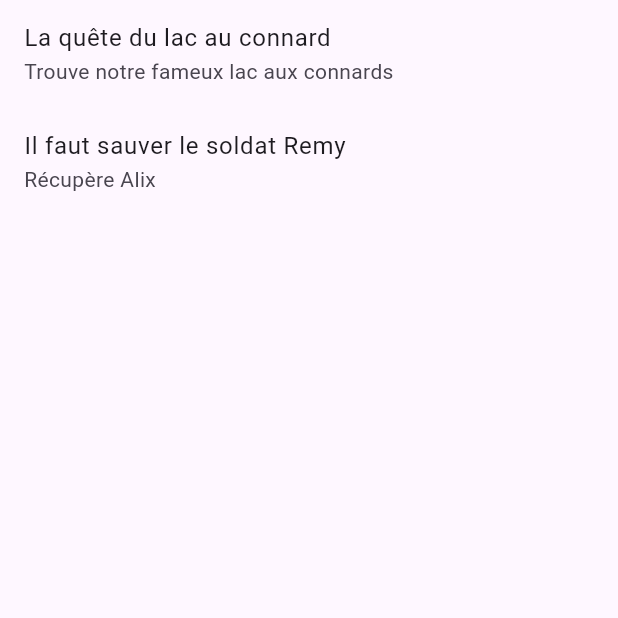
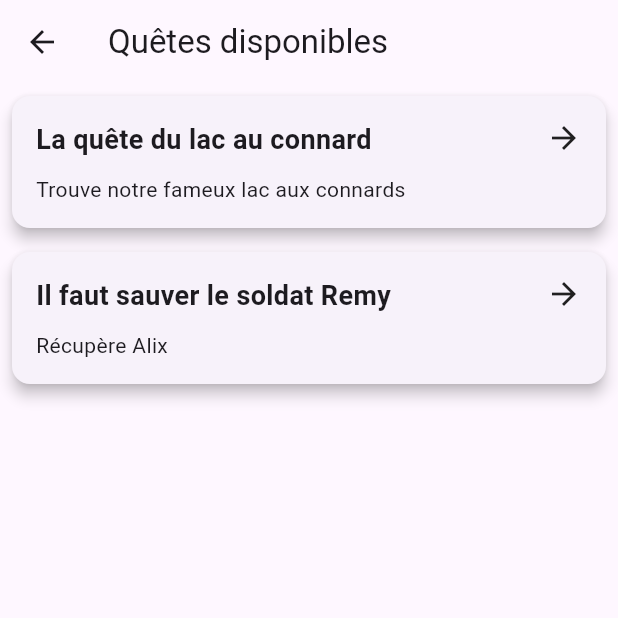
Before and after one commit to Natounet/Univ-Adventure, a Flutter app: the QuestPage screen opened directly, on a phone screen of 412 x 824 dp, the top half of it. Run offline on Flutter 3.47's test engine with Material 3 defaults, Android fonts, the light colour scheme and no system bars; our stand-ins replace flutter_map, geolocator, latlong2, permission_handler; missing offline and left inert: qrscan; project files that could hold a hidden picture were left out.

```diff
--- /dev/null
+++ b/frontend/univ_adventure/lib/components/quest_card.dart
@@ -0,0 +1,41 @@
+import 'package:flutter/material.dart';
+import '../models/quests.dart'; // Assurez-vous que le chemin d'accès au modèle est correct
+
+class QuestCard extends StatelessWidget {
+  final Quest quest;
+  final VoidCallback onTap;
+
+  QuestCard({required this.quest, required this.onTap});
+
+  @override
+  Widget build(BuildContext context) {
+    return Card(
+      elevation: 4.0,
+      margin: EdgeInsets.all(8.0),
+      child: InkWell(
+        onTap: onTap,
+        child: Container(
+          width: double.infinity,
+          padding: EdgeInsets.all(16.0),
+          child: Row(
+            crossAxisAlignment: CrossAxisAlignment.start,
+            children: [
+              Expanded(
+                flex: 1,
+                child: Column(
+                  crossAxisAlignment: CrossAxisAlignment.start,
+                  children: [
+                    Text(quest.title, style: TextStyle(fontSize: 18.0, fontWeight: FontWeight.bold)),
+                    SizedBox(height: 10),
+                    Text(quest.description, maxLines: 2, overflow: TextOverflow.ellipsis, style: TextStyle(fontSize: 14.0)),
+                  ],
+                ),
+              ),
+              Icon(Icons.arrow_forward, size: 24.0),
+            ],
+          ),
+        ),
+      ),
+    );
+  }
+}
--- a/frontend/univ_adventure/lib/models/quests.dart
+++ b/frontend/univ_adventure/lib/models/quests.dart
@@ -1,17 +1,18 @@
 import 'dart:convert';
-import 'package:flutter/services.dart' show rootBundle;
+
+import 'package:flutter/services.dart';
 
 class Quest {
   final String questId;
   final String title;
   final String description;
-  final Map<String, double> location;
+  final Location location;
   final bool isActive;
   final String qrCode;
   final String method;
   final dynamic startTime;
   final dynamic endTime;
-  final Map<String, dynamic> rewards;
+  final Rewards rewards;
 
   Quest({
     required this.questId,
@@ -31,19 +32,57 @@ class Quest {
       questId: json['questId'],
       title: json['title'],
       description: json['description'],
-      location: Map<String, double>.from(json['location']),
+      location: Location.fromJson(Map<String, dynamic>.from(json['location'])),
       isActive: json['isActive'],
       qrCode: json['qrCode'],
       method: json['method'],
       startTime: json['startTime'],
       endTime: json['endTime'],
-      rewards: Map<String, dynamic>.from(json['rewards']),
+      rewards: Rewards.fromJson(Map<String, dynamic>.from(json['rewards'])),
     );
   }
+
 }
 
 Future<List<Quest>> loadQuests() async {
   String jsonString = await rootBundle.loadString('assets/quests.json');
   List<dynamic> jsonResponse = jsonDecode(jsonString);
-  return jsonResponse.map((quest) => Quest.fromJson(quest)).toList();
+  return jsonResponse.map((quest) => Quest.fromJson(quest as Map<String, dynamic>)).toList();
 }
+
+class Location {
+  final String name;
+  final double latitude;
+  final double longitude;
+
+  Location({
+    required this.name,
+    required this.latitude,
+    required this.longitude,
+  });
+
+  factory Location.fromJson(Map<String, dynamic> json) {
+    return Location(
+      name: json['name'],
+      latitude: json['latitude'],
+      longitude: json['longitude'],
+    );
+  }
+}
+
+class Rewards {
+  final List<String> badges;
+  final int points;
+
+  Rewards({
+    required this.badges,
+    required this.points,
+  });
+
+  factory Rewards.fromJson(Map<String, dynamic> json) {
+    return Rewards(
+      badges: List<String>.from(json['badges']),
+      points: json['points'],
+    );
+  }
+}
--- a/frontend/univ_adventure/lib/views/pages/quest_page.dart
+++ b/frontend/univ_adventure/lib/views/pages/quest_page.dart
@@ -1,26 +1,37 @@
 import 'package:flutter/material.dart';
 import '../../models/quests.dart'; // Importez votre fichier de modèle Quest ici
+import '../../components/quest_card.dart';
+import 'quest_detail_page.dart';
 
 class QuestPage extends StatelessWidget {
   @override
   Widget build(BuildContext context) {
-    return FutureBuilder<List<Quest>>(
+    return Scaffold(
+      appBar: AppBar(
+        title: Text("Quêtes disponibles"),
+      ),
+      body: FutureBuilder<List<Quest>>(
         future: loadQuests(),
         builder: (context, snapshot) {
           if (snapshot.connectionState == ConnectionState.done) {
             if (snapshot.hasError) {
-            return Text('Error: ${snapshot.error}');
+              return Center(child: Text("Erreur lors du chargement des quêtes : ${snapshot.error}"));
             }
             return ListView(
-            children: snapshot.data!.map((quest) => ListTile(
-              title: Text(quest.title),
-              subtitle: Text(quest.description),
+              children: snapshot.data!.map((quest) => QuestCard(
+                quest: quest,
+                onTap: () => Navigator.of(context).push(
+                  MaterialPageRoute(
+                    builder: (context) => QuestDetailPage(quest: quest),
+                  ),
+                ),
               )).toList(),
             );
           } else {
-          return CircularProgressIndicator();
+            return Center(child: CircularProgressIndicator());
           }
         },
+      ),
     );
   }
 }
--- a/frontend/univ_adventure/pubspec.yaml
+++ b/frontend/univ_adventure/pubspec.yaml
@@ -11,6 +11,9 @@ dependencies:
     sdk: flutter
   flutter_map: ^6.1.0
   latlong2: ^0.9.0
+  geolocator: ^7.0.3
+  qrscan: ^0.3.3
+  permission_handler: ^11.3.1
 
 dev_dependencies:
   flutter_test:
```
Also changed, not shown: frontend/univ_adventure/assets/quests.json (+5 -3 lines), frontend/univ_adventure/lib/views/pages/quest_detail_page.dart (added, +111 -0 lines), 1 other file. Lines whose indentation alone changed are shown as unchanged.
